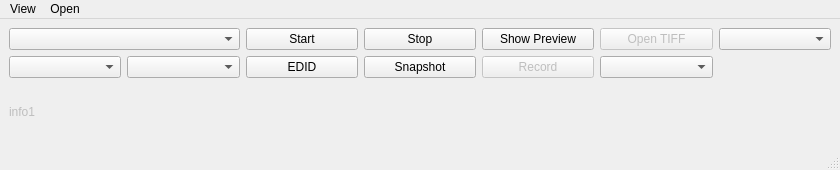
Before: the Qt Designer form apps/qt6_viewer/mainwindow.ui in MarquezLin/Gcapture_qt6_srcroot, drawn with Qt 5.
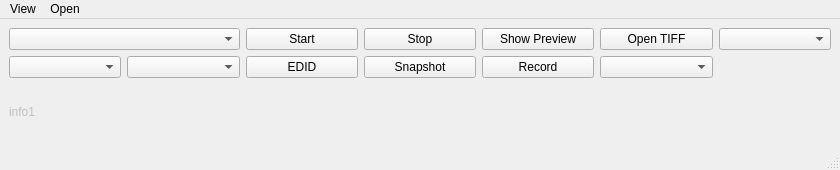
After: the same form once the commit is applied. Icons and pictures are not drawn.

Commit message:
refactor: simplify OpenTIFF analysis report wording
- Remove duplicated Summary section and keep Value Evidence as the main result section
- Remove unclear storage pattern text from the user-facing report
- Hide center row samples when the image is not a ramp test image
- Simplify ramp check output for normal users
- Replace verbose ramp debug details with plain-language status and result text
- Keep existing TIFF analysis logic unchanged; only adjust report formatting

```diff
--- a/apps/qt6_viewer/mainwindow.ui
+++ b/apps/qt6_viewer/mainwindow.ui
@@ -63,7 +63,7 @@
     <item row="1" column="4">
      <widget class="QPushButton" name="btnRecord">
       <property name="enabled">
-       <bool>false</bool>
+       <bool>true</bool>
       </property>
       <property name="text">
        <string>Record</string>
@@ -73,7 +73,7 @@
     <item row="0" column="5">
      <widget class="QPushButton" name="btnOpenTiff">
       <property name="enabled">
-       <bool>false</bool>
+       <bool>true</bool>
       </property>
       <property name="text">
        <string>Open TIFF</string>
```
Left out of the diff: 2 changed lines with no effect on the pictures. The commit also changes 2 other files.
